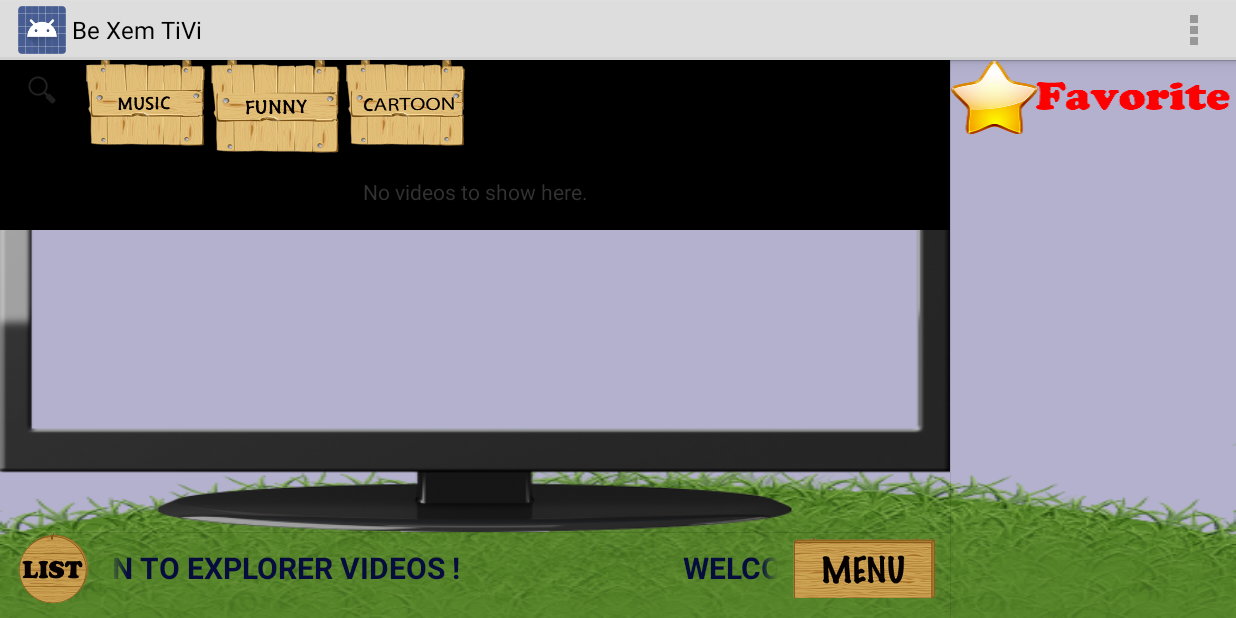
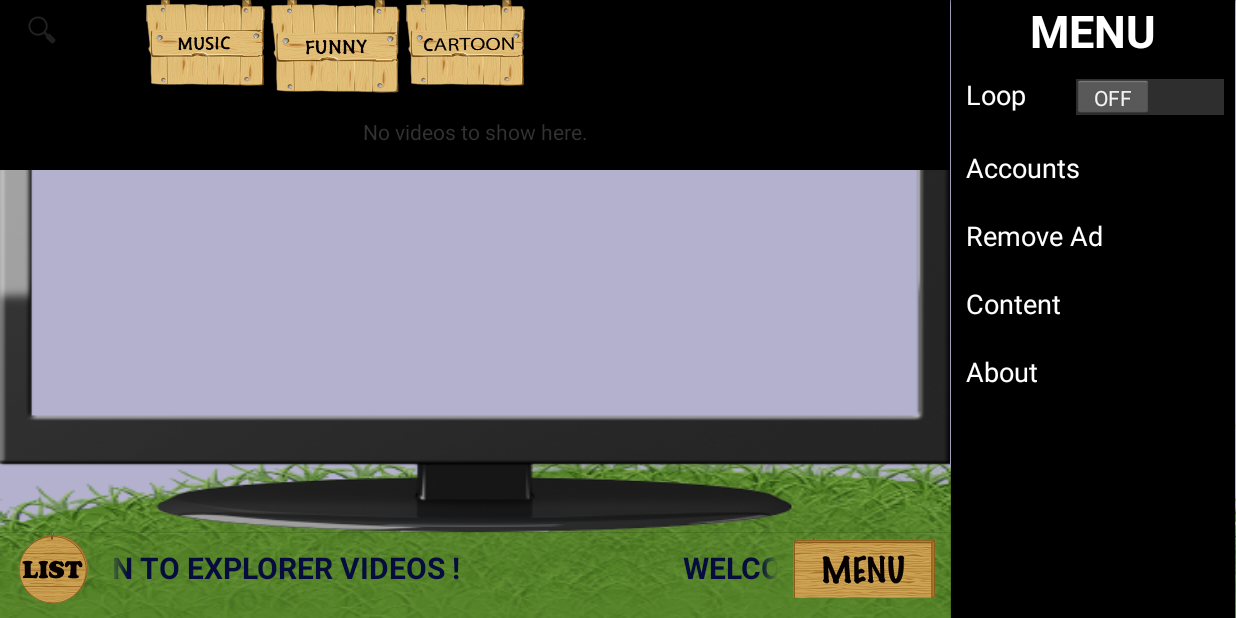
Before and after one commit to trongnhan68/ClipForKidAnroid, an Android app: the screen it shows after launch (MainActivity), on a phone screen of 824 x 412 dp (held sideways). Run offline under Robolectric (Android 15) with nearby library versions, the phone set to English and light mode, and no system bars; our stand-ins replace AdMob; libraries missing offline, so code that uses them is left out: com.google.api.client, com.google.api.services; 3 statements that could not run were skipped.

Commit message:
- Ad Mob

```diff
--- a/KidMovies/src/main/AndroidManifest.xml
+++ b/KidMovies/src/main/AndroidManifest.xml
@@ -56,6 +56,9 @@
             android:name="com.nhannlt.kidmovie.ReviewActivity"
             android:label="@string/title_activity_review"
             android:parentActivityName="com.nhannlt.kidmovie.MainActivity"></activity>
+        <activity android:name="com.google.android.gms.ads.AdActivity"
+            android:configChanges="keyboard|keyboardHidden|orientation|screenLayout|uiMode|screenSize|smallestScreenSize"
+            android:theme="@android:style/Theme.Translucent" />
     </application>
 
 </manifest>
--- a/KidMovies/src/main/java/com/nhannlt/kidmovie/MainActivity.java
+++ b/KidMovies/src/main/java/com/nhannlt/kidmovie/MainActivity.java
@@ -51,6 +51,8 @@ import android.widget.SearchView;
 import android.widget.TextView;
 import android.widget.Toast;
 
+import com.google.android.gms.ads.AdRequest;
+import com.google.android.gms.ads.AdView;
 import com.google.android.gms.common.GooglePlayServicesUtil;
 import com.google.android.youtube.player.YouTubeInitializationResult;
 import com.google.android.youtube.player.YouTubePlayer;
@@ -75,6 +77,7 @@ import com.google.api.services.youtube.model.VideoListResponse;
 import com.google.api.services.youtube.model.VideoSnippet;
 import com.nhannlt.kidmovie.lazylist.ImageLoader;
 import com.nhannlt.kidmovie.util.ImageFetcher;
+import com.nhannlt.kidmovie.util.ListMenuAdapter;
 import com.nhannlt.kidmovie.util.ListViewAdapter;
 import com.nhannlt.kidmovie.util.Upload;
 import com.nhannlt.kidmovie.util.Utils;
@@ -103,7 +106,7 @@ import java.util.List;
  *         Main activity class which handles authorization and intents.
  */
 public class MainActivity extends Activity implements
-        VideosGridViewFragment.Callbacks, PlayerStateChangeListener, OnFullscreenListener, ListViewAdapter.CallbackFavoriteView {
+        VideosGridViewFragment.Callbacks, PlayerStateChangeListener, OnFullscreenListener, ListViewAdapter.CallbackFavoriteView, ListMenuAdapter.Callback {
     // private static final int MEDIA_TYPE_VIDEO = 7;
     private static final String YOUTUBE_FRAGMENT_TAG = "youtube";
     public  String TAG = "MAIN";
@@ -156,7 +159,7 @@ public static final String  BaseURLStringGoogle ="https://drive.google.com/uc?ex
     private ImageButton btnStory;
     private ImageButton btnCartoon;
     private TextView txtVideoName;
-
+    private ListView listViewMenu;
     private LinearLayout linearListVideos;
     private String EN_PLAYLIST_ID_MUSIC = "";
     private String EN_PLAYLIST_ID_STORY = "";
@@ -167,6 +170,7 @@ public static final String  BaseURLStringGoogle ="https://drive.google.com/uc?ex
     private String VN_PLAYLIST_ID_FAVORITE = "";
     private String EN_PLAYLIST_ID_FAVORITE = "";
     ListViewAdapter listAdapter;
+    ListMenuAdapter listMenuAdapter;
     List<VideoData> EN_VIDEOS_MUSIC,EN_VIDEOS_STORY,EN_VIDEOS_CARTOON,VN_VIDEOS_MUSIC,VN_VIDEOS_STORY,VN_VIDEOS_CARTOON,VIDEOS_SEARCH ;
     String pageTokenSearch="", EN_PAGETOKEN_MUSIC = "", EN_PAGETOKEN_STORY = "", EN_PAGETOKEN_CARTOON = "",
     VN_PAGETOKEN_MUSIC = "", VN_PAGETOKEN_STORY = "", VN_PAGETOKEN_CARTOON = "";
@@ -201,7 +205,7 @@ public static final String  BaseURLStringGoogle ="https://drive.google.com/uc?ex
         } else {
             //super.onCreate(savedInstanceState);
             setContentView(R.layout.activity_main);
-           //getActionBar().hide();
+           getActionBar().hide();
 
 
 
@@ -223,14 +227,20 @@ public static final String  BaseURLStringGoogle ="https://drive.google.com/uc?ex
                     .findFragmentById(R.id.list_fragment);
             mListFavorite = (ListView) this.findViewById(R.id.listview_favorite);
 
-
+            listViewMenu = (ListView) this.findViewById(R.id.listView_menu);
+            listMenuAdapter = new ListMenuAdapter(this);
             listAdapter = new ListViewAdapter(this,mDBManager.loadallVideos(),heightScreen);
+            listViewMenu.setAdapter(listMenuAdapter);
 
             mListFavorite.setAdapter(listAdapter);
 
             new JSONAsyncTask().execute(BaseURLStringGit);
             initView();
             onClick();
+
+            AdView mAdView = (AdView) findViewById(R.id.adView);
+            AdRequest adRequest = new AdRequest.Builder().build();
+            mAdView.loadAd(adRequest);
         }
 
     }
@@ -259,6 +269,7 @@ public static final String  BaseURLStringGoogle ="https://drive.google.com/uc?ex
     public void initView(){
 
          btnList = (ImageButton) this.findViewById(R.id.imgBtn_thuvien);
+        btnList.setSelected(true);
          btnMenu = (ImageButton) this.findViewById(R.id.imgBtn_menu);
         btnMusic = (ImageButton) this.findViewById(R.id.btn_music);
         btnCartoon = (ImageButton) this.findViewById(R.id.btn_cartoon);
@@ -338,7 +349,7 @@ public static final String  BaseURLStringGoogle ="https://drive.google.com/uc?ex
             public boolean onQueryTextChange(String newText) {
                 // TODO Auto-generated method stub
 
-                	Toast.makeText(getBaseContext(), newText, Toast.LENGTH_SHORT).show();
+                	//Toast.makeText(getBaseContext(), newText, Toast.LENGTH_SHORT).show();
                 return false;
             }
         });
@@ -354,7 +365,7 @@ public static final String  BaseURLStringGoogle ="https://drive.google.com/uc?ex
                      btnMusic.setBackground(getApplication().getResources().getDrawable(R.drawable.vn_music_select));
                      btnStory.setBackground(getApplication().getResources().getDrawable(R.drawable.vn_story));
                      btnCartoon.setBackground(getApplication().getResources().getDrawable(R.drawable.vn_cartoon));
-                  if (VN_VIDEOS_MUSIC.size() == 0)
+                  if (VN_VIDEOS_MUSIC.size() == 0 || !VN_PAGETOKEN_MUSIC.equals("end"))
                      loadData(VN_PLAYLIST_ID_MUSIC,VN_PAGETOKEN_MUSIC);
                      else mVideosGridViewFragment.setVideos(VN_VIDEOS_MUSIC);
                  } else
@@ -362,7 +373,7 @@ public static final String  BaseURLStringGoogle ="https://drive.google.com/uc?ex
                      btnMusic.setBackground(getApplication().getResources().getDrawable(R.drawable.en_music_select));
                      btnStory.setBackground(getApplication().getResources().getDrawable(R.drawable.en_story));
                      btnCartoon.setBackground(getApplication().getResources().getDrawable(R.drawable.en_cartoon));
-                     if (EN_VIDEOS_MUSIC.size() == 0)
+                     if (EN_VIDEOS_MUSIC.size() == 0 || !EN_PAGETOKEN_MUSIC.equals("end"))
                          loadData(EN_PLAYLIST_ID_MUSIC,EN_PAGETOKEN_MUSIC);
                      else mVideosGridViewFragment.setVideos(EN_VIDEOS_MUSIC);
                  }
@@ -372,7 +383,7 @@ public static final String  BaseURLStringGoogle ="https://drive.google.com/uc?ex
                      btnMusic.setBackground(getApplication().getResources().getDrawable(R.drawable.vn_music));
                      btnStory.setBackground(getApplication().getResources().getDrawable(R.drawable.vn_story_select));
                      btnCartoon.setBackground(getApplication().getResources().getDrawable(R.drawable.vn_cartoon));
-                     if (VN_VIDEOS_STORY.size() == 0)
+                     if (VN_VIDEOS_STORY.size() == 0|| !VN_PAGETOKEN_STORY.equals("end"))
                          loadData(VN_PLAYLIST_ID_STORY,VN_PAGETOKEN_STORY);
                      else mVideosGridViewFragment.setVideos(VN_VIDEOS_STORY);
                  } else
@@ -380,7 +391,7 @@ public static final String  BaseURLStringGoogle ="https://drive.google.com/uc?ex
                      btnMusic.setBackground(getApplication().getResources().getDrawable(R.drawable.en_music));
                      btnStory.setBackground(getApplication().getResources().getDrawable(R.drawable.en_story_select));
                      btnCartoon.setBackground(getApplication().getResources().getDrawable(R.drawable.en_cartoon));
-                     if (EN_VIDEOS_STORY.size() == 0)
+                     if (EN_VIDEOS_STORY.size() == 0 || !EN_PAGETOKEN_STORY.equals("end"))
                          loadData(EN_PLAYLIST_ID_STORY,EN_PAGETOKEN_STORY);
                      else mVideosGridViewFragment.setVideos(EN_VIDEOS_STORY);
                  }
@@ -390,7 +401,7 @@ public static final String  BaseURLStringGoogle ="https://drive.google.com/uc?ex
                      btnMusic.setBackground(getApplication().getResources().getDrawable(R.drawable.vn_music));
                      btnStory.setBackground(getApplication().getResources().getDrawable(R.drawable.vn_story));
                      btnCartoon.setBackground(getApplication().getResources().getDrawable(R.drawable.vn_cartoon_select));
-                     if (VN_VIDEOS_CARTOON.size() == 0)
+                     if (VN_VIDEOS_CARTOON.size() == 0 || !VN_PAGETOKEN_CARTOON.equals("end"))
                          loadData(VN_PLAYLIST_ID_CARTOON,VN_PAGETOKEN_CARTOON);
                      else mVideosGridViewFragment.setVideos(VN_VIDEOS_CARTOON);
                  } else
@@ -398,7 +409,7 @@ public static final String  BaseURLStringGoogle ="https://drive.google.com/uc?ex
                      btnMusic.setBackground(getApplication().getResources().getDrawable(R.drawable.en_music));
                      btnStory.setBackground(getApplication().getResources().getDrawable(R.drawable.en_story));
                      btnCartoon.setBackground(getApplication().getResources().getDrawable(R.drawable.en_cartoon_select));
-                     if (EN_VIDEOS_CARTOON.size() == 0)
+                     if (EN_VIDEOS_CARTOON.size() == 0 || !EN_PAGETOKEN_CARTOON.equals("end"))
                          loadData(EN_PLAYLIST_ID_CARTOON,EN_PAGETOKEN_CARTOON);
                      else mVideosGridViewFragment.setVideos(EN_VIDEOS_CARTOON);
                  }
@@ -692,11 +703,11 @@ public static final String  BaseURLStringGoogle ="https://drive.google.com/uc?ex
     public boolean onOptionsItemSelected(MenuItem item) {
         switch (item.getItemId()) {
             case R.id.menu_refresh:
-                // loadData();
+                 refreshView();
                 break;
             case R.id.menu_accounts:
                 chooseAccount();
-                return true;
+                break;
         }
         return super.onOptionsItemSelected(item);
     }
@@ -835,10 +846,13 @@ public static final String  BaseURLStringGoogle ="https://drive.google.com/uc?ex
                                 videoIds.add(item.getContentDetails().getVideoId());
                             }
 
-                            String pageToken = "";
+                            String pageToken = "end";
                            if (pilr.getNextPageToken()!=null)
                             pageToken = pilr.getNextPageToken();
-                            else return null;
+                            else  {
+                               //EN_PAGETOKEN_MUSIC
+                              // return null;
+                           }
 
 
                             // Get details of uploaded videos with a videos list
@@ -1240,6 +1254,31 @@ public static final String  BaseURLStringGoogle ="https://drive.google.com/uc?ex
 
     }
 
+    @Override
+    public void onSwitch(boolean status) {
+        //
+    }
+
+    @Override
+    public void onChooseAccount() {
+        chooseAccount();
+    }
+
+    @Override
+    public void onChangeContent() {
+
+    }
+
+    @Override
+    public void onAbout() {
+
+    }
+
+    @Override
+    public void onRemoveAd() {
+
+    }
+
     /**
      * Private class representing a missing configuration and what the developer
      * can do to fix the issue.
--- /dev/null
+++ b/KidMovies/src/main/java/com/nhannlt/kidmovie/util/ListMenuAdapter.java
@@ -0,0 +1,127 @@
+package com.nhannlt.kidmovie.util;
+
+import android.content.Context;
+import android.view.LayoutInflater;
+import android.view.View;
+import android.view.ViewGroup;
+import android.widget.BaseAdapter;
+import android.widget.CompoundButton;
+import android.widget.Switch;
+import android.widget.TextView;
+
+import com.nhannlt.kidmovie.R;
+
+/**
+ * Created by nhan on 6/3/2015.
+ */
+public class ListMenuAdapter extends BaseAdapter {
+
+    Context mContext;
+    Callback mCallback;
+
+    public ListMenuAdapter(Context mContext) {
+        this.mContext = mContext;
+        try {
+            this.mCallback = ((Callback) mContext);
+        } catch (ClassCastException e) {
+            throw new ClassCastException("Activity must implement AdapterCallback.");
+        }
+    }
+
+    public interface Callback {
+
+        void onSwitch(boolean status);
+        void onChooseAccount();
+        void onChangeContent();
+        void onAbout();
+        void onRemoveAd();
+    }
+
+    @Override
+    public int getCount() {
+        return 5;
+    }
+
+    @Override
+    public Object getItem(int i) {
+
+        return null;
+    }
+
+    @Override
+    public long getItemId(int i) {
+        return 0;
+    }
+
+    @Override
+    public View getView(int i, View convertView, ViewGroup container) {
+
+        if (convertView == null) {
+            convertView = LayoutInflater.from(mContext).inflate(
+                    R.layout.item_menu, container, false);
+        }
+
+        switch (i) {
+            case 0:
+                ((TextView) convertView.findViewById(R.id.txtView_menuitem_name))
+                        .setText("Loop");
+                ((Switch) convertView.findViewById(R.id.switch_replay)).setOnCheckedChangeListener(new CompoundButton.OnCheckedChangeListener() {
+                    @Override
+                    public void onCheckedChanged(CompoundButton compoundButton, boolean b) {
+                       mCallback.onSwitch(b);
+                    }
+                });
+
+
+                break;
+            case 1:
+                ((TextView) convertView.findViewById(R.id.txtView_menuitem_name))
+                        .setText("Accounts");
+                ((Switch) convertView.findViewById(R.id.switch_replay)).setVisibility(View.GONE);
+                convertView.setOnClickListener(new View.OnClickListener() {
+                    @Override
+                    public void onClick(View view) {
+                        mCallback.onChooseAccount();
+                    }
+                });
+                break;
+            case 2:
+                ((TextView) convertView.findViewById(R.id.txtView_menuitem_name))
+                        .setText("Remove Ad");
+                ((Switch) convertView.findViewById(R.id.switch_replay)).setVisibility(View.GONE);
+                convertView.setOnClickListener(new View.OnClickListener() {
+                    @Override
+                    public void onClick(View view) {
+                        mCallback.onRemoveAd();
+                    }
+                });
+                break;
+            case 3:
+                ((TextView) convertView.findViewById(R.id.txtView_menuitem_name))
+                        .setText("Content");
+                ((Switch) convertView.findViewById(R.id.switch_replay)).setVisibility(View.GONE);
+                convertView.setOnClickListener(new View.OnClickListener() {
+                    @Override
+                    public void onClick(View view) {
+                        mCallback.onChangeContent();
+                    }
+                });
+                break;
+
+            case 4:
+                ((TextView) convertView.findViewById(R.id.txtView_menuitem_name))
+                        .setText("About");
+                ((Switch) convertView.findViewById(R.id.switch_replay)).setVisibility(View.GONE);
+                convertView.setOnClickListener(new View.OnClickListener() {
+                    @Override
+                    public void onClick(View view) {
+                        mCallback.onAbout();
+                    }
+                });
+                break;
+
+        }
+
+        return convertView;
+    }
+}
--- a/KidMovies/src/main/res/layout/activity_main.xml
+++ b/KidMovies/src/main/res/layout/activity_main.xml
@@ -1,5 +1,6 @@
 <LinearLayout xmlns:android="http://schemas.android.com/apk/res/android"
     xmlns:tools="http://schemas.android.com/tools"
+    xmlns:ads="http://schemas.android.com/apk/res-auto"
     android:layout_width="match_parent"
     android:layout_height="match_parent"
     android:background="@drawable/bg"
@@ -46,6 +47,24 @@
                 android:paddingLeft="@dimen/playerview_left"
                 android:paddingRight="@dimen/playerview_left"
                 android:paddingTop="@dimen/playerview_top" />
+           <RelativeLayout
+               android:layout_width="match_parent"
+               android:layout_height="wrap_content"
+               android:paddingLeft="@dimen/playerview_left"
+               android:paddingTop="@dimen/playerview_top"
+               >
+               <com.google.android.gms.ads.AdView
+                   android:id="@+id/adView"
+                   android:layout_width="wrap_content"
+                   android:layout_height="wrap_content"
+                   android:layout_centerHorizontal="true"
+
+                   android:layout_alignParentTop="true"
+                   ads:adSize="BANNER"
+                   ads:adUnitId="@string/banner_ad_unit_id">
+               </com.google.android.gms.ads.AdView>
+
+           </RelativeLayout>
 
             <LinearLayout
                 android:id="@+id/linear_listVideos"
@@ -67,7 +86,7 @@
                             android:layout_height="wrap_content"
 
                             android:background="@android:color/black"
-
+                            android:layout_marginRight="40dp"
                             />
                         <ImageButton
                             android:id="@+id/btn_music"
@@ -165,11 +184,16 @@
             />
         </LinearLayout>
     </LinearLayout>
+<FrameLayout
+    android:layout_width="0dp"
+    android:layout_height="match_parent"
+    android:layout_weight="2.3">
+
 
     <LinearLayout
-        android:layout_width="0dp"
+        android:layout_width="wrap_content"
         android:layout_height="match_parent"
-        android:layout_weight="2.3"
+
         android:orientation="vertical">
 
         <ImageButton
@@ -185,4 +209,32 @@
              />
 
     </LinearLayout>
+   <LinearLayout
+       android:layout_width="match_parent"
+       android:layout_height="match_parent"
+       android:orientation="vertical"
+       android:background="@android:color/black"
+       >
+       <TextView
+           android:layout_width="match_parent"
+           android:layout_height="wrap_content"
+           android:text="MENU"
+           android:textSize="30dp"
+         android:textColor="@android:color/white"
+           android:gravity="center_horizontal"
+           android:textStyle="bold"
+           />
+
+
+    <ListView
+        android:id="@+id/listView_menu"
+        android:layout_width="wrap_content"
+        android:layout_height="match_parent"
+        android:background="@android:color/black"
+        >
+
+
+    </ListView>
+   </LinearLayout>
+</FrameLayout>
 </LinearLayout>
--- /dev/null
+++ b/KidMovies/src/main/res/layout/item_menu.xml
@@ -0,0 +1,35 @@
+<?xml version="1.0" encoding="utf-8"?>
+<RelativeLayout xmlns:android="http://schemas.android.com/apk/res/android"
+    android:layout_width="match_parent"
+    android:layout_height="match_parent"
+    android:orientation="horizontal"
+    android:paddingBottom="10dp"
+    android:paddingLeft="10dp"
+    android:paddingTop="10dp">
+
+    <TextView
+        android:id="@+id/txtView_menuitem_name"
+        android:layout_width="wrap_content"
+        android:layout_height="wrap_content"
+        android:layout_alignParentLeft="true"
+        android:text="Hello"
+        android:textColor="@android:color/white"
+        android:textSize="18dp"
+
+        />
+
+    <FrameLayout
+        android:layout_width="wrap_content"
+        android:layout_height="wrap_content"
+        android:layout_alignParentRight="true"
+        android:layout_toRightOf="@+id/txtView_menuitem_name">
+
+        <Switch
+            android:id="@+id/switch_replay"
+            android:layout_width="wrap_content"
+            android:layout_height="wrap_content"
+            android:layout_gravity="end"
+            android:paddingRight="5dp" />
+
+    </FrameLayout>
+</RelativeLayout>
--- a/KidMovies/src/main/res/menu/activity_main.xml
+++ b/KidMovies/src/main/res/menu/activity_main.xml
@@ -1,4 +1,5 @@
 <menu xmlns:android="http://schemas.android.com/apk/res/android">
+
 
     <item
         android:id="@+id/menu_accounts"
@@ -8,4 +9,12 @@
         android:id="@+id/menu_refresh"
         android:icon="@drawable/ic_menu_refresh"
         android:title="@string/refresh" />
+    <item
+        android:id="@+id/menu_removeAd"
+
+        android:title="@string/refresh" />
+    <item
+        android:id="@+id/menu_about"
+
+        android:title="@string/refresh" />
 </menu>
--- a/KidMovies/src/main/res/values/dimens.xml
+++ b/KidMovies/src/main/res/values/dimens.xml
@@ -11,5 +11,5 @@
     <dimen name="textview_video">14dp</dimen>
     <dimen name="playerview_left">15dp</dimen>
     <dimen name="playerview_top">12dp</dimen>
-    <dimen name="playerview_bottom">60dp</dimen>
+    <dimen name="playerview_bottom">70dp</dimen>
 </resources>
--- a/KidMovies/src/main/res/values/strings.xml
+++ b/KidMovies/src/main/res/values/strings.xml
@@ -38,6 +38,8 @@
     <string name="pick_one_of_your_videos_to_submit">Submit an existing YouTube video or upload a new video using the options below</string>
     <string name="no_videos_to_show_here_">No videos to show here.</string>
     <string name="avatar">avatar</string>
+    <string name="banner_ad_unit_id">ca-app-pub-3940256099942544/6300978111</string>
+    <!--<string name="banner_ad_unit_id">ca-app-pub-4657908714687860/4951287836</string>-->
     <string name="pick_or_record_a_video_to_upload">Upload an existing video from your device or record a new one</string>
     <string name="see_the_newly_uploaded_video">See the newly uploaded video</string>
     <string name="watch_your_video">Watch your video</string>
```
